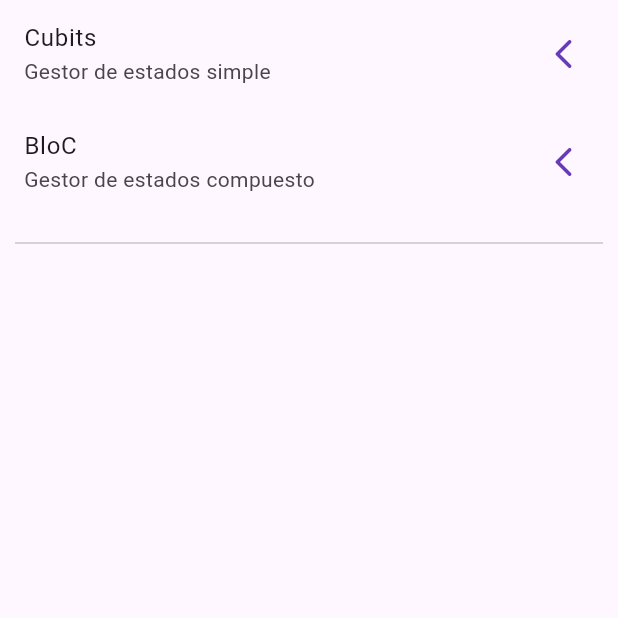
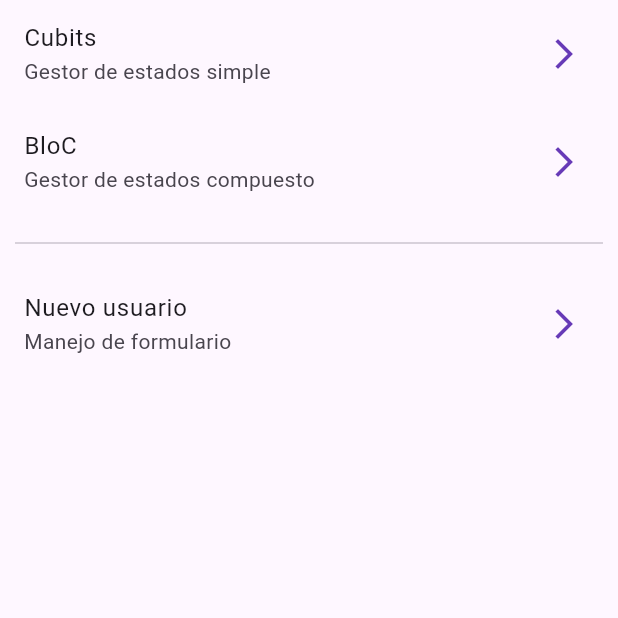
Before and after one commit to kenvas-dev/forms_app, a Flutter app: the screen it shows after launch, on a phone screen of 412 x 824 dp, the top half of it. Run offline on Flutter 3.47's test engine with Material 3 defaults, Android fonts, the phone set to English and light mode, and no system bars; our stand-ins replace bloc, equatable, flutter_bloc, go_router.

Commit message:
updated icons and added new options

```diff
--- a/lib/presentation/screens/home_screen.dart
+++ b/lib/presentation/screens/home_screen.dart
@@ -12,19 +12,25 @@ class HomeScreen extends StatelessWidget {
           ListTile(
             title: const Text('Cubits'),
             subtitle: const Text('Gestor de estados simple'),
-            trailing: const Icon(Icons.arrow_back_ios_rounded),
+            trailing: const Icon(Icons.arrow_forward_ios_outlined),
             onTap: () => context.push('/cubits'),
           ),
           ListTile(
             title: const Text('BloC'),
             subtitle: const Text('Gestor de estados compuesto'),
-            trailing: const Icon(Icons.arrow_back_ios_rounded),
+            trailing: const Icon(Icons.arrow_forward_ios_outlined),
             onTap: () => context.push('/bloc'),
           ),
           const Padding(
             padding: EdgeInsets.all(10),
             child: Divider(),
-          )
+          ),
+          ListTile(
+            title: const Text('Nuevo usuario'),
+            subtitle: const Text('Manejo de formulario'),
+            trailing: const Icon(Icons.arrow_forward_ios_outlined),
+            onTap: () => context.push('/register'),
+          ),
         ],
       ),
     );
```
